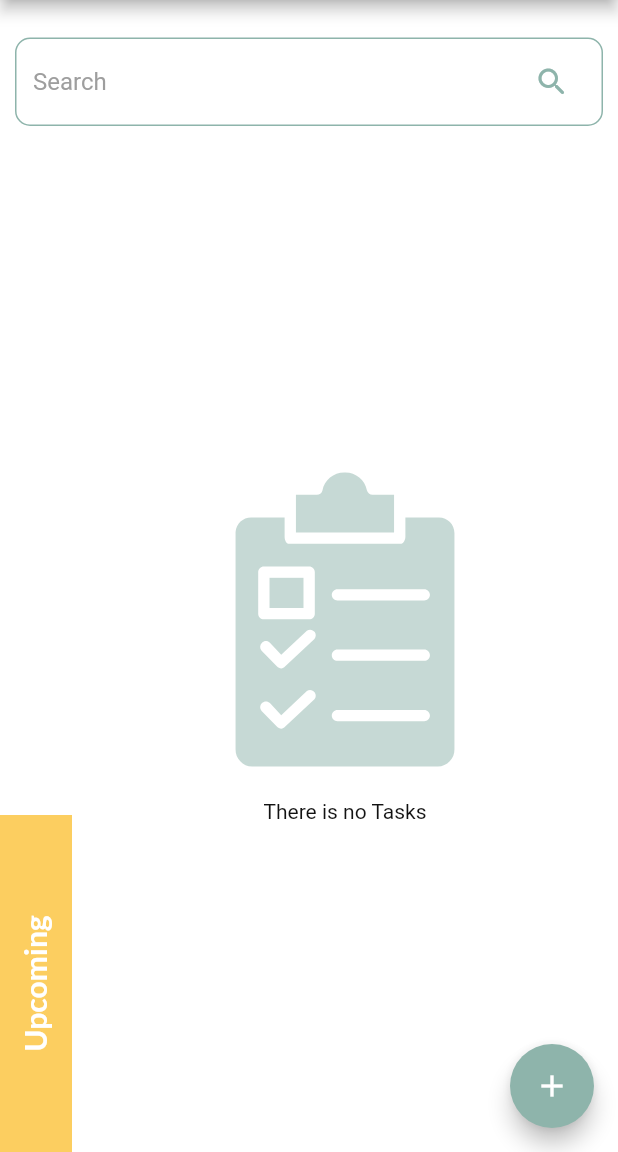
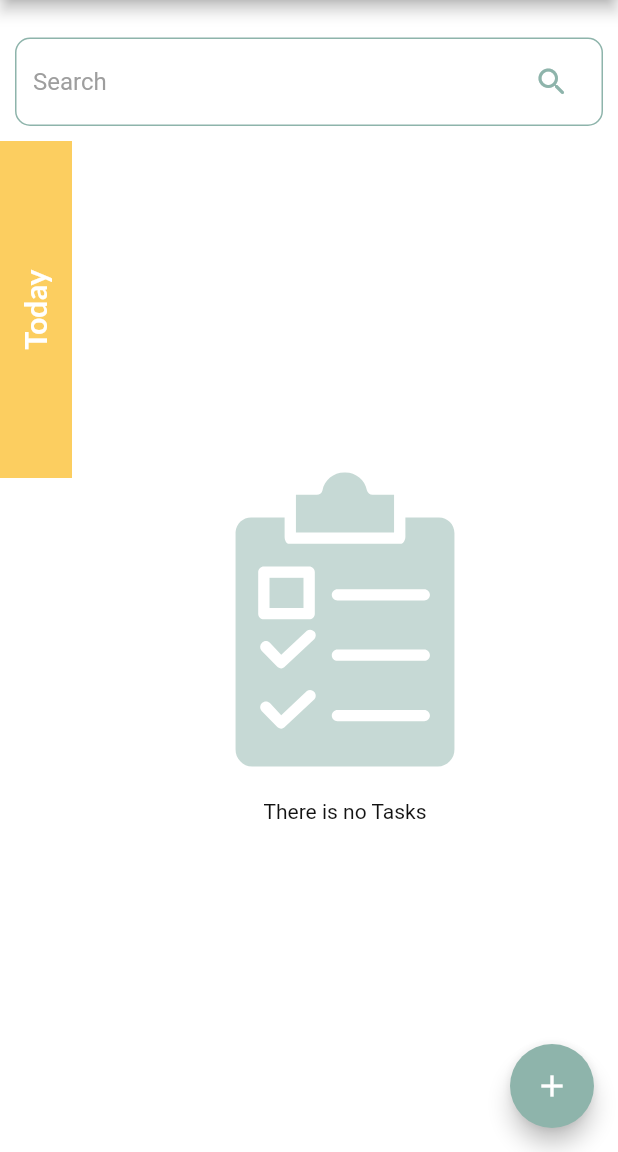
Before and after one commit to NamanVaishnav/TODO-Flutter, a Flutter app: the screen it shows after launch, on a phone screen of 412 x 824 dp, the part 84-1236 px from its top. Run offline on Flutter 3.47's test engine with Material 2 defaults, Android fonts, the phone set to English and light mode, and no system bars; our stand-ins replace flutter_staggered_animations, flutter_svg, get, get_storage, google_fonts, sqflite; accounts and stored records are empty.

Commit message:
fix 🩹 default selected tab when app reopen

```diff
--- a/lib/ui/screens/home_screen.dart
+++ b/lib/ui/screens/home_screen.dart
@@ -21,7 +21,8 @@ class HomeScreen extends StatefulWidget {
 
 class _HomeScreenState extends State<HomeScreen>
     with SingleTickerProviderStateMixin {
-  late final TabController _controller = TabController(length: 3, vsync: this);
+  late final TabController _controller =
+      TabController(length: 3, vsync: this, initialIndex: 2);
   List<Widget> tabs = [];
   final TodoController _taskController = Get.put(TodoController());
   final TextEditingController _searchController = TextEditingController();
```
